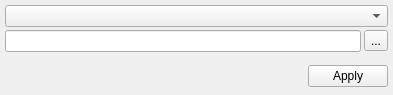
Old version of the form v2/trunk/2006.2.0.0/plugins/projects/QMake/src/ui/UISettings.ui in the repository testmana2/mks.
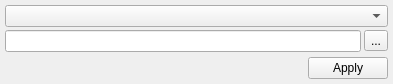
New version of the form. Icons and pictures are not drawn.

Commit message: small widget settings for plugins update

```diff
--- a/v2/trunk/2006.2.0.0/plugins/projects/QMake/src/ui/UISettings.ui
+++ b/v2/trunk/2006.2.0.0/plugins/projects/QMake/src/ui/UISettings.ui
@@ -6,7 +6,7 @@
     <x>0</x>
     <y>0</y>
     <width>393</width>
-    <height>95</height>
+    <height>84</height>
    </rect>
   </property>
   <property name="windowTitle" >
@@ -74,7 +74,7 @@
        <property name="sizeHint" >
         <size>
          <width>301</width>
-         <height>27</height>
+         <height>20</height>
         </size>
        </property>
       </spacer>
```
The commit also changes 1 other file.
